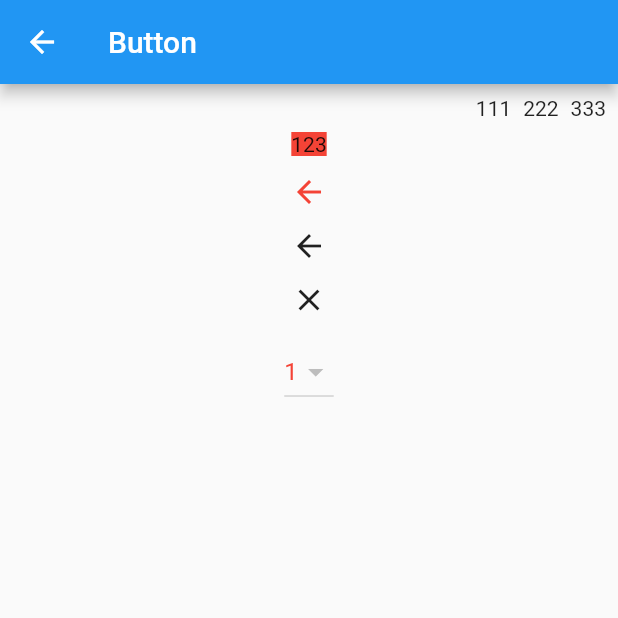
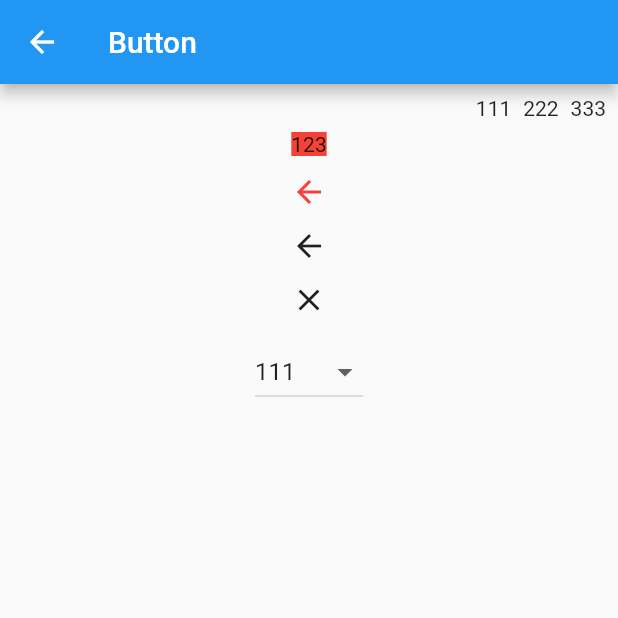
Before and after one commit to yao996186979/LearnFlutter, a Flutter app: the ButtonPage screen opened by its route, on a phone screen of 412 x 824 dp, the top half of it. Run offline on Flutter 3.47's test engine with Material 2 defaults, Android fonts, the phone set to English and light mode, and no system bars.

Commit message:
DropItemButton 学习

```diff
--- a/lib/button.dart
+++ b/lib/button.dart
@@ -1,10 +1,11 @@
 
+import 'package:flutter/cupertino.dart';
 import 'package:flutter/material.dart';
 
 class ButtonPage extends StatelessWidget{
-  final String selectedValue = "1";
   @override
   Widget build(BuildContext context) {
+
     // TODO: implement build
     return new Scaffold(
       appBar: new AppBar(title: new Text("Button")),
@@ -12,6 +13,7 @@ class ButtonPage extends StatelessWidget{
     );
   }
   loadButton(){
+    String selectedValue = "1";
     List<Widget> buttons = new List();
 
     // ButtonBar
@@ -50,30 +52,41 @@ class ButtonPage extends StatelessWidget{
     buttons.add(closeButton);
 
     // DropdownButton
-    DropdownButton dropdownButton =  new DropdownButton(
-        items: [
-      DropdownMenuItem(
-        child:new Text('1',style: new TextStyle(color: Colors.red),),
-        value: '1',
-      ),
-      DropdownMenuItem(
-        child:new Text('2'),
-        value: '2',
-      ),
-       DropdownMenuItem(
-        child:new Text('3'),
-        value: '3',
-      ),
-    ],
-        value: this.selectedValue,
-        onChanged:dropDownMenuAction());
+    DropdownButton dropdownButton = new DropdownButton(items: [
+      new DropdownMenuItem(child: Text("111"),value: "1",),
+      new DropdownMenuItem(child: Text("222"),value: "2",),
+      new DropdownMenuItem(child: Text("333"),value: "3",)
+    ]
+    , onChanged: (T){//下拉菜单item点击之后的回调
+
+        },hint: Text("请选择"),value: selectedValue,);
     buttons.add(dropdownButton);
+    return buttons;
+
+    new ButtonBar();
+    new ButtonTheme();
+    new DropdownButton(items: null, onChanged: null);
+    new CloseButton();
+    new BackButton();
+    new FlatButton(onPressed: null, child: null);
+    new FloatingActionButton(onPressed: null);
+    new IconButton(icon: null, onPressed: null);
+    new MaterialButton(onPressed: null);
+    new OutlineButton(onPressed: null);
+    new PopupMenuButton(itemBuilder: null);
+    new RaisedButton(onPressed: null);
+    new RawMaterialButton(onPressed: null);
+    new DropdownButtonFormField(items: null);
+    new DropdownButtonHideUnderline(child: null);
+    new ToggleButtons(children: null, isSelected: null);
+    new BackButtonIcon();
+    new FlatButton.icon(onPressed: null, icon: null, label: null);
+    new FloatingActionButton.extended(onPressed: null, label: null);
+    new FloatingActionButtonAnimator();
+    new FloatingActionButtonThemeData();
+    new CupertinoButton(child: null, onPressed: null);
+    new CupertinoButton.filled(child: null, onPressed: null);
+  }
 
 
-    return buttons;
-  }
-
-  dropDownMenuAction(){
-
-  }
 }
--- a/lib/main.dart
+++ b/lib/main.dart
@@ -20,8 +20,8 @@ class MyApp extends StatelessWidget {
         '/second': (BuildContext context) => SecondPage(),
         '/third': (BuildContext context) => ThirdPage(),
         '/home': (BuildContext context) => HomePage(),
-        '/button':(BuildContext context) => ButtonPage(),
-        '/text':(BuildContext context) => TextPage()
+        '/button':(BuildContext context) => ButtonPage()
+
       },
 
     );
```
Also changed, not shown: lib/text.dart (+41 -27 lines).
